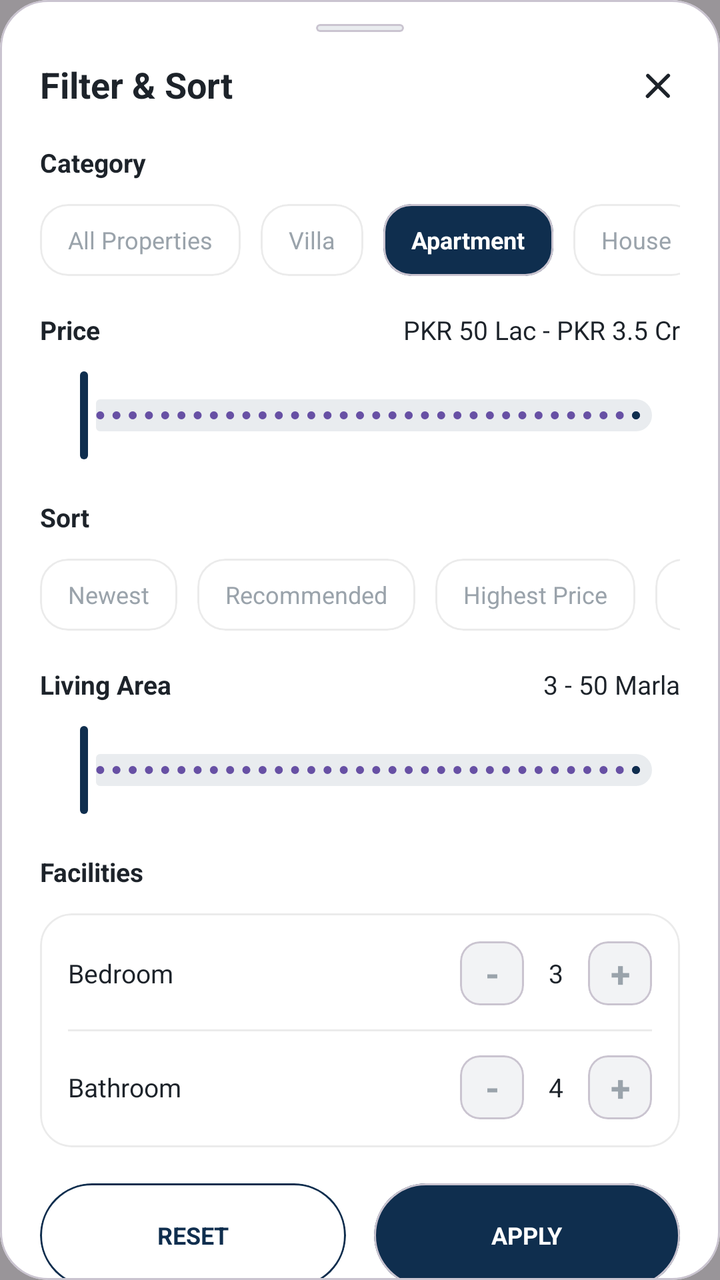
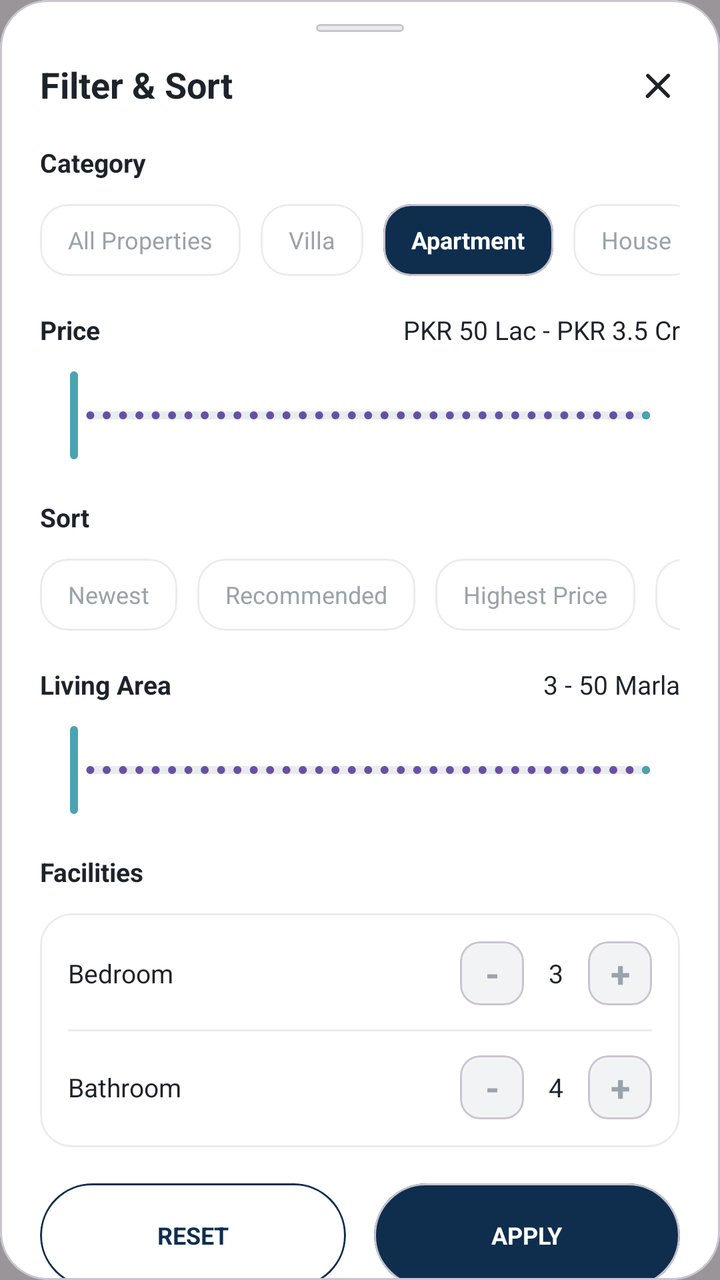

Compare the two renders of this Android layout. The source of the first and the diff that turns it into the second are given below.
<!-- AndroidManifest.xml: application theme Theme.MyApplication -->
<!-- res/layout/fragment_filter_sort.xml -->
<?xml version="1.0" encoding="utf-8"?>
<FrameLayout xmlns:android="http://schemas.android.com/apk/res/android"
    xmlns:app="http://schemas.android.com/apk/res-auto"
    xmlns:tools="http://schemas.android.com/tools"
    android:id="@+id/filter_root"
    android:layout_width="match_parent"
    android:layout_height="match_parent">

    
    <View
        android:id="@+id/v_dim"
        android:layout_width="match_parent"
        android:layout_height="match_parent"
        android:background="#66000000" />

    
    <com.google.android.material.card.MaterialCardView
        android:id="@+id/sheet"
        android:layout_width="match_parent"
        android:layout_height="wrap_content"
        android:layout_gravity="bottom"
        app:cardBackgroundColor="@color/ps_surface"
        app:cardCornerRadius="24dp"
        app:cardElevation="0dp">

        
        <androidx.core.widget.NestedScrollView
            android:layout_width="match_parent"
            android:layout_height="wrap_content"
            android:fillViewport="true"
            android:overScrollMode="never">

            <LinearLayout
                android:layout_width="match_parent"
                android:layout_height="wrap_content"
                android:orientation="vertical"
                android:paddingStart="20dp"
                android:paddingTop="12dp"
                android:paddingEnd="20dp"
                android:paddingBottom="16dp">

                
                <com.google.android.material.card.MaterialCardView
                    android:layout_width="44dp"
                    android:layout_height="4dp"
                    android:layout_gravity="center_horizontal"
                    app:cardBackgroundColor="#E9ECEF"
                    app:cardCornerRadius="2dp"
                    app:cardElevation="0dp" />

                
                <LinearLayout
                    android:layout_width="match_parent"
                    android:layout_height="wrap_content"
                    android:layout_marginTop="14dp"
                    android:baselineAligned="false"
                    android:gravity="center_vertical"
                    android:orientation="horizontal">

                    <TextView
                        android:id="@+id/tv_title"
                        android:layout_width="0dp"
                        android:layout_height="wrap_content"
                        android:layout_weight="1"
                        android:text="@string/filter_sort_title"
                        android:textColor="@color/ps_text_primary"
                        android:textSize="18sp"
                        android:textStyle="bold" />

                    <ImageView
                        android:id="@+id/iv_close"
                        android:layout_width="22dp"
                        android:layout_height="22dp"
                        android:contentDescription="@string/cd_close"
                        android:src="@drawable/ic_close_placeholder" />

                </LinearLayout>

                
                <TextView
                    android:layout_width="match_parent"
                    android:layout_height="wrap_content"
                    android:layout_marginTop="18dp"
                    android:text="@string/category"
                    android:textAllCaps="false"
                    android:textColor="@color/ps_text_primary"
                    android:textSize="13sp"
                    android:textStyle="bold" />

                <HorizontalScrollView
                    android:layout_width="match_parent"
                    android:layout_height="wrap_content"
                    android:layout_marginTop="12dp"
                    android:overScrollMode="never"
                    android:scrollbars="none">

                    <LinearLayout
                        android:layout_width="wrap_content"
                        android:layout_height="wrap_content"
                        android:baselineAligned="false"
                        android:orientation="horizontal">

                        <com.google.android.material.card.MaterialCardView
                            android:id="@+id/chip_all"
                            android:layout_width="wrap_content"
                            android:layout_height="36dp"
                            app:cardBackgroundColor="@color/ps_surface"
                            app:cardCornerRadius="14dp"
                            app:cardElevation="0dp"
                            app:strokeColor="@color/ps_divider"
                            app:strokeWidth="1dp">

                            <TextView
                                android:layout_width="wrap_content"
                                android:layout_height="match_parent"
                                android:gravity="center"
                                android:paddingStart="14dp"
                                android:paddingEnd="14dp"
                                android:text="@string/cat_all"
                                android:textColor="@color/ps_icon_muted"
                                android:textSize="12sp" />

                        </com.google.android.material.card.MaterialCardView>

                        <com.google.android.material.card.MaterialCardView
                            android:id="@+id/chip_villa"
                            android:layout_width="wrap_content"
                            android:layout_height="36dp"
                            android:layout_marginStart="10dp"
                            app:cardBackgroundColor="@color/ps_surface"
                            app:cardCornerRadius="14dp"
                            app:cardElevation="0dp"
                            app:strokeColor="@color/ps_divider"
                            app:strokeWidth="1dp">

                            <TextView
                                android:layout_width="wrap_content"
                                android:layout_height="match_parent"
                                android:gravity="center"
                                android:paddingStart="14dp"
                                android:paddingEnd="14dp"
                                android:text="@string/cat_villa"
                                android:textColor="@color/ps_icon_muted"
                                android:textSize="12sp" />

                        </com.google.android.material.card.MaterialCardView>

                        <com.google.android.material.card.MaterialCardView
                            android:id="@+id/chip_apartment"
                            android:layout_width="wrap_content"
                            android:layout_height="36dp"
                            android:layout_marginStart="10dp"
                            app:cardBackgroundColor="@color/ps_primary_dark"
                            app:cardCornerRadius="14dp"
                            app:cardElevation="0dp">

                            <TextView
                                android:layout_width="wrap_content"
                                android:layout_height="match_parent"
                                android:gravity="center"
                                android:paddingStart="14dp"
                                android:paddingEnd="14dp"
                                android:text="@string/cat_apartment"
                                android:textColor="@color/white"
                                android:textSize="12sp"
                                android:textStyle="bold" />

                        </com.google.android.material.card.MaterialCardView>

                        <com.google.android.material.card.MaterialCardView
                            android:id="@+id/chip_house"
                            android:layout_width="wrap_content"
                            android:layout_height="36dp"
                            android:layout_marginStart="10dp"
                            app:cardBackgroundColor="@color/ps_surface"
                            app:cardCornerRadius="14dp"
                            app:cardElevation="0dp"
                            app:strokeColor="@color/ps_divider"
                            app:strokeWidth="1dp">

                            <TextView
                                android:layout_width="wrap_content"
                                android:layout_height="match_parent"
                                android:gravity="center"
                                android:paddingStart="14dp"
                                android:paddingEnd="14dp"
                                android:text="@string/cat_house"
                                android:textColor="@color/ps_icon_muted"
                                android:textSize="12sp" />

                        </com.google.android.material.card.MaterialCardView>

                    </LinearLayout>
                </HorizontalScrollView>

                
                <LinearLayout
                    android:layout_width="match_parent"
                    android:layout_height="wrap_content"
                    android:layout_marginTop="18dp"
                    android:baselineAligned="false"
                    android:gravity="center_vertical"
                    android:orientation="horizontal">

                    <TextView
                        android:layout_width="0dp"
                        android:layout_height="wrap_content"
                        android:layout_weight="1"
                        android:text="@string/price"
                        android:textColor="@color/ps_text_primary"
                        android:textSize="13sp"
                        android:textStyle="bold" />

                    <TextView
                        android:id="@+id/tv_price_range"
                        android:layout_width="wrap_content"
                        android:layout_height="wrap_content"
                        android:text="@string/price_range"
                        android:textColor="@color/ps_text_primary"
                        android:textSize="13sp" />

                </LinearLayout>

                <com.google.android.material.slider.RangeSlider
                    android:id="@+id/slider_price"
                    android:layout_width="match_parent"
                    android:layout_height="wrap_content"
                    android:layout_marginTop="10dp"
                    android:valueFrom="0"
                    android:valueTo="500"
                    android:stepSize="10"
                    app:trackColorActive="@color/ps_primary_dark"
                    app:trackColorInactive="#E9ECEF"
                    app:thumbColor="@color/ps_primary_dark"
                    app:haloColor="#334BA3B1" />

                
                <TextView
                    android:layout_width="match_parent"
                    android:layout_height="wrap_content"
                    android:layout_marginTop="18dp"
                    android:text="@string/sort"
                    android:textColor="@color/ps_text_primary"
                    android:textSize="13sp"
                    android:textStyle="bold" />

                <HorizontalScrollView
                    android:layout_width="match_parent"
                    android:layout_height="wrap_content"
                    android:layout_marginTop="12dp"
                    android:overScrollMode="never"
                    android:scrollbars="none">

                    <LinearLayout
                        android:layout_width="wrap_content"
                        android:layout_height="wrap_content"
                        android:baselineAligned="false"
                        android:orientation="horizontal">

                        
                        <com.google.android.material.card.MaterialCardView
                            android:id="@+id/chip_newest"
                            android:layout_width="wrap_content"
                            android:layout_height="36dp"
                            app:cardBackgroundColor="@color/ps_surface"
                            app:cardCornerRadius="14dp"
                            app:cardElevation="0dp"
                            app:strokeColor="@color/ps_divider"
                            app:strokeWidth="1dp">

                            <TextView
                                android:layout_width="wrap_content"
                                android:layout_height="match_parent"
                                android:gravity="center"
                                android:paddingStart="14dp"
                                android:paddingEnd="14dp"
                                android:text="@string/newest"
                                android:textColor="@color/ps_icon_muted"
                                android:textSize="12sp" />

                        </com.google.android.material.card.MaterialCardView>

                        <com.google.android.material.card.MaterialCardView
                            android:id="@+id/chip_recommended"
                            android:layout_width="wrap_content"
                            android:layout_height="36dp"
                            android:layout_marginStart="10dp"
                            app:cardBackgroundColor="@color/ps_surface"
                            app:cardCornerRadius="14dp"
                            app:cardElevation="0dp"
                            app:strokeColor="@color/ps_divider"
                            app:strokeWidth="1dp">

                            <TextView
                                android:layout_width="wrap_content"
                                android:layout_height="match_parent"
                                android:gravity="center"
                                android:paddingStart="14dp"
                                android:paddingEnd="14dp"
                                android:text="@string/recommended"
                                android:textColor="@color/ps_icon_muted"
                                android:textSize="12sp" />

                        </com.google.android.material.card.MaterialCardView>

                        <com.google.android.material.card.MaterialCardView
                            android:id="@+id/chip_highest_price"
                            android:layout_width="wrap_content"
                            android:layout_height="36dp"
                            android:layout_marginStart="10dp"
                            app:cardBackgroundColor="@color/ps_surface"
                            app:cardCornerRadius="14dp"
                            app:cardElevation="0dp"
                            app:strokeColor="@color/ps_divider"
                            app:strokeWidth="1dp">

                            <TextView
                                android:layout_width="wrap_content"
                                android:layout_height="match_parent"
                                android:gravity="center"
                                android:paddingStart="14dp"
                                android:paddingEnd="14dp"
                                android:text="@string/highest_price"
                                android:textColor="@color/ps_icon_muted"
                                android:textSize="12sp" />

                        </com.google.android.material.card.MaterialCardView>

                        <com.google.android.material.card.MaterialCardView
                            android:id="@+id/chip_lowest_price"
                            android:layout_width="wrap_content"
                            android:layout_height="36dp"
                            android:layout_marginStart="10dp"
                            app:cardBackgroundColor="@color/ps_surface"
                            app:cardCornerRadius="14dp"
                            app:cardElevation="0dp"
                            app:strokeColor="@color/ps_divider"
                            app:strokeWidth="1dp">

                            <TextView
                                android:layout_width="wrap_content"
                                android:layout_height="match_parent"
                                android:gravity="center"
                                android:paddingStart="14dp"
                                android:paddingEnd="14dp"
                                android:text="@string/lowest_price"
                                android:textColor="@color/ps_icon_muted"
                                android:textSize="12sp" />

                        </com.google.android.material.card.MaterialCardView>

                    </LinearLayout>
                </HorizontalScrollView>

                
                <LinearLayout
                    android:layout_width="match_parent"
                    android:layout_height="wrap_content"
                    android:layout_marginTop="18dp"
                    android:baselineAligned="false"
                    android:gravity="center_vertical"
                    android:orientation="horizontal">

                    <TextView
                        android:layout_width="0dp"
                        android:layout_height="wrap_content"
                        android:layout_weight="1"
                        android:text="@string/living_area"
                        android:textColor="@color/ps_text_primary"
                        android:textSize="13sp"
                        android:textStyle="bold" />

                    <TextView
                        android:id="@+id/tv_area_range"
                        android:layout_width="wrap_content"
                        android:layout_height="wrap_content"
                        android:text="@string/living_area_range"
                        android:textColor="@color/ps_text_primary"
                        android:textSize="13sp" />

                </LinearLayout>

                <com.google.android.material.slider.RangeSlider
                    android:id="@+id/slider_area"
                    android:layout_width="match_parent"
                    android:layout_height="wrap_content"
                    android:layout_marginTop="10dp"
                    android:valueFrom="1"
                    android:valueTo="100"
                    android:stepSize="1"
                    app:trackColorActive="@color/ps_primary_dark"
                    app:trackColorInactive="#E9ECEF"
                    app:thumbColor="@color/ps_primary_dark"
                    app:haloColor="#334BA3B1" />

                
                <TextView
                    android:layout_width="match_parent"
                    android:layout_height="wrap_content"
                    android:layout_marginTop="18dp"
                    android:text="@string/facilities"
                    android:textColor="@color/ps_text_primary"
                    android:textSize="13sp"
                    android:textStyle="bold" />

                <com.google.android.material.card.MaterialCardView
                    android:id="@+id/card_facilities"
                    android:layout_width="match_parent"
                    android:layout_height="wrap_content"
                    android:layout_marginTop="12dp"
                    app:cardBackgroundColor="@color/ps_surface"
                    app:cardCornerRadius="16dp"
                    app:cardElevation="0dp"
                    app:strokeColor="@color/ps_divider"
                    app:strokeWidth="1dp">

                    <LinearLayout
                        android:layout_width="match_parent"
                        android:layout_height="wrap_content"
                        android:orientation="vertical"
                        android:padding="14dp">

                        
                        <LinearLayout
                            android:layout_width="match_parent"
                            android:layout_height="wrap_content"
                            android:baselineAligned="false"
                            android:gravity="center_vertical"
                            android:orientation="horizontal">

                            <TextView
                                android:layout_width="0dp"
                                android:layout_height="wrap_content"
                                android:layout_weight="1"
                                android:text="@string/bedroom"
                                android:textColor="@color/ps_text_primary"
                                android:textSize="13sp" />

                            <LinearLayout
                                android:id="@+id/bedroom_stepper"
                                android:layout_width="wrap_content"
                                android:layout_height="wrap_content"
                                android:baselineAligned="false"
                                android:gravity="center_vertical"
                                android:orientation="horizontal">

                                <com.google.android.material.card.MaterialCardView
                                    android:id="@+id/btn_bed_minus"
                                    android:layout_width="32dp"
                                    android:layout_height="32dp"
                                    app:cardBackgroundColor="#F2F3F5"
                                    app:cardCornerRadius="10dp"
                                    app:cardElevation="0dp">

                                    <TextView
                                        android:layout_width="match_parent"
                                        android:layout_height="match_parent"
                                        android:gravity="center"
                                        android:text="-"
                                        android:textColor="@color/ps_icon_muted"
                                        android:textSize="18sp"
                                        android:textStyle="bold" />

                                </com.google.android.material.card.MaterialCardView>

                                <TextView
                                    android:id="@+id/tv_bed_count"
                                    android:layout_width="32dp"
                                    android:layout_height="wrap_content"
                                    android:gravity="center"
                                    android:text="3"
                                    android:textColor="@color/ps_text_primary"
                                    android:textSize="13sp" />

                                <com.google.android.material.card.MaterialCardView
                                    android:id="@+id/btn_bed_plus"
                                    android:layout_width="32dp"
                                    android:layout_height="32dp"
                                    app:cardBackgroundColor="#F2F3F5"
                                    app:cardCornerRadius="10dp"
                                    app:cardElevation="0dp">

                                    <TextView
                                        android:layout_width="match_parent"
                                        android:layout_height="match_parent"
                                        android:gravity="center"
                                        android:text="+"
                                        android:textColor="@color/ps_icon_muted"
                                        android:textSize="18sp"
                                        android:textStyle="bold" />

                                </com.google.android.material.card.MaterialCardView>

                            </LinearLayout>

                        </LinearLayout>

                        
                        <View
                            android:layout_width="match_parent"
                            android:layout_height="1dp"
                            android:layout_marginTop="12dp"
                            android:layout_marginBottom="12dp"
                            android:background="@color/ps_divider" />

                        
                        <LinearLayout
                            android:layout_width="match_parent"
                            android:layout_height="wrap_content"
                            android:baselineAligned="false"
                            android:gravity="center_vertical"
                            android:orientation="horizontal">

                            <TextView
                                android:layout_width="0dp"
                                android:layout_height="wrap_content"
                                android:layout_weight="1"
                                android:text="@string/bathroom"
                                android:textColor="@color/ps_text_primary"
                                android:textSize="13sp" />

                            <LinearLayout
                                android:id="@+id/bathroom_stepper"
                                android:layout_width="wrap_content"
                                android:layout_height="wrap_content"
                                android:baselineAligned="false"
                                android:gravity="center_vertical"
                                android:orientation="horizontal">

                                <com.google.android.material.card.MaterialCardView
                                    android:id="@+id/btn_bath_minus"
                                    android:layout_width="32dp"
                                    android:layout_height="32dp"
                                    app:cardBackgroundColor="#F2F3F5"
                                    app:cardCornerRadius="10dp"
                                    app:cardElevation="0dp">

                                    <TextView
                                        android:layout_width="match_parent"
                                        android:layout_height="match_parent"
                                        android:gravity="center"
                                        android:text="-"
                                        android:textColor="@color/ps_icon_muted"
                                        android:textSize="18sp"
                                        android:textStyle="bold" />

                                </com.google.android.material.card.MaterialCardView>

                                <TextView
                                    android:id="@+id/tv_bath_count"
                                    android:layout_width="32dp"
                                    android:layout_height="wrap_content"
                                    android:gravity="center"
                                    android:text="4"
                                    android:textColor="@color/ps_text_primary"
                                    android:textSize="13sp" />

                                <com.google.android.material.card.MaterialCardView
                                    android:id="@+id/btn_bath_plus"
                                    android:layout_width="32dp"
                                    android:layout_height="32dp"
                                    app:cardBackgroundColor="#F2F3F5"
                                    app:cardCornerRadius="10dp"
                                    app:cardElevation="0dp">

                                    <TextView
                                        android:layout_width="match_parent"
                                        android:layout_height="match_parent"
                                        android:gravity="center"
                                        android:text="+"
                                        android:textColor="@color/ps_icon_muted"
                                        android:textSize="18sp"
                                        android:textStyle="bold" />

                                </com.google.android.material.card.MaterialCardView>

                            </LinearLayout>

                        </LinearLayout>

                    </LinearLayout>

                </com.google.android.material.card.MaterialCardView>

                
                <LinearLayout
                    android:layout_width="match_parent"
                    android:layout_height="wrap_content"
                    android:layout_marginTop="18dp"
                    android:baselineAligned="false"
                    android:orientation="horizontal">

                    <com.google.android.material.card.MaterialCardView
                        android:id="@+id/btn_reset"
                        android:layout_width="0dp"
                        android:layout_height="52dp"
                        android:layout_weight="1"
                        app:cardBackgroundColor="@color/ps_surface"
                        app:cardCornerRadius="26dp"
                        app:cardElevation="0dp"
                        app:strokeColor="@color/ps_primary_dark"
                        app:strokeWidth="1dp">

                        <TextView
                            android:layout_width="match_parent"
                            android:layout_height="match_parent"
                            android:gravity="center"
                            android:text="@string/reset"
                            android:textAllCaps="true"
                            android:textColor="@color/ps_primary_dark"
                            android:textSize="12sp"
                            android:textStyle="bold" />

                    </com.google.android.material.card.MaterialCardView>

                    <com.google.android.material.card.MaterialCardView
                        android:id="@+id/btn_apply"
                        android:layout_width="0dp"
                        android:layout_height="52dp"
                        android:layout_marginStart="14dp"
                        android:layout_weight="1"
                        app:cardBackgroundColor="@color/ps_primary_dark"
                        app:cardCornerRadius="26dp"
                        app:cardElevation="0dp">

                        <TextView
                            android:layout_width="match_parent"
                            android:layout_height="match_parent"
                            android:gravity="center"
                            android:text="@string/apply"
                            android:textAllCaps="true"
                            android:textColor="@color/white"
                            android:textSize="12sp"
                            android:textStyle="bold" />

                    </com.google.android.material.card.MaterialCardView>

                </LinearLayout>

            </LinearLayout>

        </androidx.core.widget.NestedScrollView>

    </com.google.android.material.card.MaterialCardView>

</FrameLayout>
<!-- resources referenced by this layout -->
<resources>
  <color name="ps_divider">#14000000</color>
  <color name="ps_icon_muted">#9AA3AB</color>
  <color name="ps_primary_dark">#0F2E4E</color>
  <color name="ps_surface">#FFFFFFFF</color>
  <color name="ps_text_primary">#1D232A</color>
  <color name="white">#FFFFFFFF</color>
  <!-- drawable ic_close_placeholder (drawable) -->
  <?xml version="1.0" encoding="utf-8"?>
  <vector xmlns:android="http://schemas.android.com/apk/res/android"
      android:width="24dp"
      android:height="24dp"
      android:viewportWidth="24"
      android:viewportHeight="24">
      <path
          android:fillColor="@color/ps_text_primary"
          android:pathData="M18.3,6.71a1,1 0,0 0,-1.41 0L12,11.59 7.11,6.7A1,1 0,0 0,5.7 8.11L10.59,13l-4.89,4.89a1,1 0,1 0,1.41 1.41L12,14.41l4.89,4.89a1,1 0,0 0,1.41 -1.41L13.41,13l4.89,-4.89a1,1 0,0 0,0 -1.4z" />
  </vector>
  <string name="apply">Apply</string>
  <string name="bathroom">Bathroom</string>
  <string name="bedroom">Bedroom</string>
  <string name="cat_all">All Properties</string>
  <string name="cat_apartment">Apartment</string>
  <string name="cat_house">House</string>
  <string name="cat_villa">Villa</string>
  <string name="category">Category</string>
  <string name="cd_close">Close</string>
  <string name="facilities">Facilities</string>
  <string name="filter_sort_title">Filter &amp; Sort</string>
  <string name="highest_price">Highest Price</string>
  <string name="living_area">Living Area</string>
  <string name="living_area_range">3 - 50 Marla</string>
  <string name="lowest_price">Lowest Price</string>
  <string name="newest">Newest</string>
  <string name="price">Price</string>
  <string name="price_range">PKR 50 Lac - PKR 3.5 Cr</string>
  <string name="recommended">Recommended</string>
  <string name="reset">Reset</string>
  <string name="sort">Sort</string>
  <style name="Theme.MyApplication" parent="Base.Theme.MyApplication" />
  <style name="Base.Theme.MyApplication" parent="Theme.Material3.DayNight.NoActionBar">
          
          
      </style>
</resources>

<!-- the commit's change to res/layout/fragment_filter_sort.xml (unified diff, before → after) -->
@@ -229,10 +229,15 @@
                     android:valueFrom="0"
                     android:valueTo="500"
                     android:stepSize="10"
-                    app:trackColorActive="@color/ps_primary_dark"
+                    app:trackHeight="4dp"
+                    app:trackColorActive="#4BA3B1"
                     app:trackColorInactive="#E9ECEF"
-                    app:thumbColor="@color/ps_primary_dark"
-                    app:haloColor="#334BA3B1" />
+                    app:thumbColor="@android:color/white"
+                    app:thumbStrokeColor="#4BA3B1"
+                    app:thumbStrokeWidth="2dp"
+                    app:thumbRadius="7dp"
+                    app:haloColor="#1A4BA3B1"
+                    app:haloRadius="8dp" />
 
                 
                 <TextView
@@ -388,10 +393,15 @@
                     android:valueFrom="1"
                     android:valueTo="100"
                     android:stepSize="1"
-                    app:trackColorActive="@color/ps_primary_dark"
+                    app:trackHeight="4dp"
+                    app:trackColorActive="#4BA3B1"
                     app:trackColorInactive="#E9ECEF"
-                    app:thumbColor="@color/ps_primary_dark"
-                    app:haloColor="#334BA3B1" />
+                    app:thumbColor="@android:color/white"
+                    app:thumbStrokeColor="#4BA3B1"
+                    app:thumbStrokeWidth="2dp"
+                    app:thumbRadius="7dp"
+                    app:haloColor="#1A4BA3B1"
+                    app:haloRadius="8dp" />
 
                 
                 <TextView
